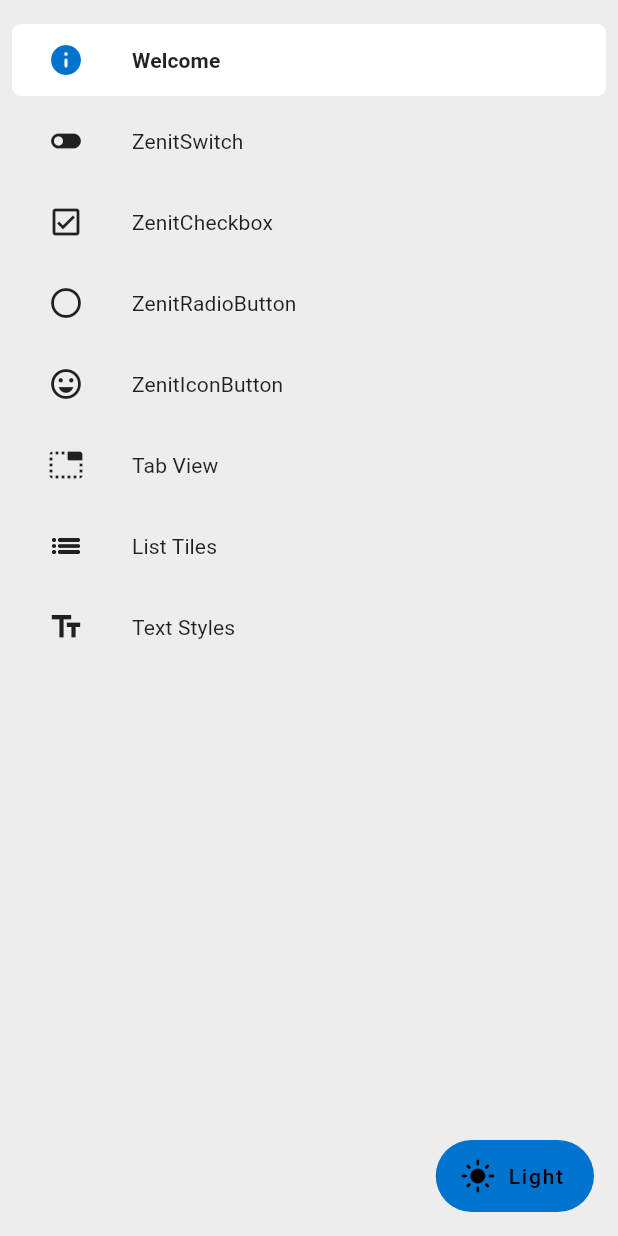
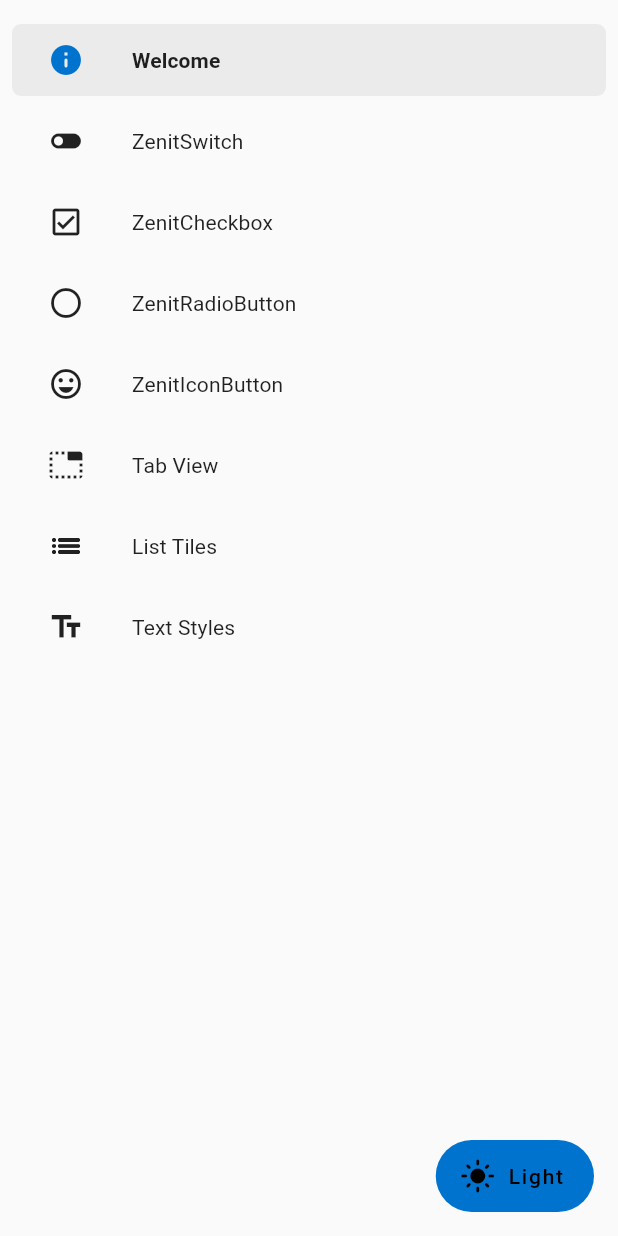
Before and after one commit to dahliaOS/zenit_ui, a Flutter app: the screen it shows after launch, after a tap on "Welcome", after a tap on "System", on a phone screen of 412 x 824 dp. Run offline on Flutter 3.47's test engine with Material 2 defaults, Android fonts, the phone set to English and light mode, and no system bars; our stand-ins replace gap.

Commit message:
Fix theme colour problems that occured on Pangolin

```diff
--- a/lib/src/theme/theme.dart
+++ b/lib/src/theme/theme.dart
@@ -47,6 +47,31 @@ mixin ZenitTheme {
   }
 }
 
+class ZenitElementColor extends ThemeExtension<ZenitElementColor> {
+  const ZenitElementColor({
+    required this.elementColor,
+  });
+
+  final Color? elementColor;
+
+  @override
+  ZenitElementColor copyWith({Color? elementColor, Color? newElementColor}) {
+    return ZenitElementColor(
+      elementColor: elementColor ?? this.elementColor,
+    );
+  }
+
+  @override
+  ZenitElementColor lerp(ZenitElementColor? other, double t) {
+    if (other is! ZenitElementColor) {
+      return this;
+    }
+    return ZenitElementColor(
+      elementColor: Color.lerp(elementColor, other.elementColor, t),
+    );
+  }
+}
+
 ThemeData createZenitTheme({
   Brightness? brightness = Brightness.light,
   Color? primaryColor,
@@ -59,6 +84,7 @@ ThemeData createZenitTheme({
   final darkMode = brightness == Brightness.dark;
   final primary = primaryColor ?? const Color(0xFF0073cf);
   final foreground = foregroundColor ?? (darkMode ? const Color(0xffffffff) : const Color(0xFF000000));
+  final element = elementColor ?? (darkMode ? const Color(0xFF353535) : const Color(0xFFD9D9D9));
 
   // AppBar Theme
   final appBarTheme = AppBarTheme(
@@ -123,21 +149,24 @@ ThemeData createZenitTheme({
       colorScheme: ColorScheme.light(
         primary: primary,
         secondary: primary,
-        background: backgroundColor ?? const Color(0xFFEDEDED),
-        onBackground: elementColor ?? const Color(0xFF1C1C1E),
-        surface: surfaceColor ?? const Color(0xFFFFFFFF),
-        onSurface: elementColor ?? const Color(0xFFD6D6D6),
+        background: backgroundColor ?? const Color(0xFFFAFAFA),
+        onBackground: foreground,
+        surface: surfaceColor ?? const Color(0xFFEBEBEB),
+        onSurface: foreground,
       ),
     ).copyWith(
       useMaterial3: false,
       appBarTheme: appBarTheme,
       primaryColor: primary,
-      scaffoldBackgroundColor: backgroundColor ?? const Color(0xFFEDEDED),
+      scaffoldBackgroundColor: backgroundColor ?? const Color(0xFFFAFAFA),
       iconTheme: iconTheme,
       cardTheme: cardTheme,
       floatingActionButtonTheme: floatingActionButtonTheme,
       pageTransitionsTheme: pageTransitionsTheme,
       tooltipTheme: tooltipTheme,
+      extensions: [
+        ZenitElementColor(elementColor: element),
+      ],
     );
   } else {
     return ThemeData.from(
@@ -145,9 +174,9 @@ ThemeData createZenitTheme({
         primary: primary,
         secondary: primary,
         background: backgroundColor ?? const Color(0xFF1C1C1E),
-        onBackground: elementColor ?? const Color(0xFF353535),
+        onBackground: foreground,
         surface: surfaceColor ?? const Color(0xFF252528),
-        onSurface: elementColor ?? const Color(0xFF353535),
+        onSurface: foreground,
       ),
     ).copyWith(
       useMaterial3: false,
@@ -159,13 +188,30 @@ ThemeData createZenitTheme({
       floatingActionButtonTheme: floatingActionButtonTheme,
       pageTransitionsTheme: pageTransitionsTheme,
       tooltipTheme: tooltipTheme,
+      extensions: [
+        ZenitElementColor(elementColor: element),
+      ],
     );
+  }
+}
+
+extension on Map<Object, ThemeExtension<dynamic>> {
+  T? maybeGet<T>() {
+    return this[T] as T?;
+  }
+
+  T get<T>() {
+    final element = maybeGet<T>();
+
+    if (element != null) return element;
+
+    throw Exception("No theme extension $T found in current ThemeData");
   }
 }
 
 extension ZenitThemeData on ThemeData {
   Color get surfaceColor => colorScheme.surface;
-  Color get elementColor => colorScheme.onSurface;
+  Color get elementColor => extensions.get<ZenitElementColor>().elementColor ?? colorScheme.background;
   Color get foregroundColor => textTheme.button?.color ?? Colors.white;
   Color get primaryColor => colorScheme.primary;
   bool get darkMode => brightness == Brightness.dark;
```
